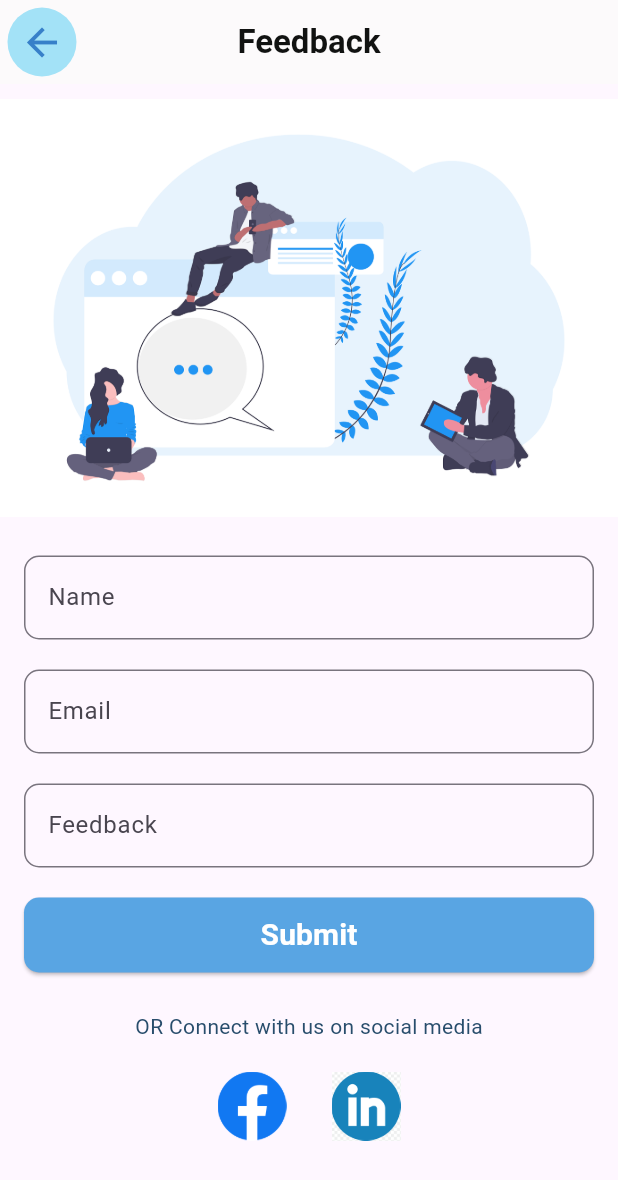
After one commit to GihanSisiraKumara/PDF_Converter_Mobile_App, a Flutter app: the FeedbackBord screen opened directly, on a phone screen of 412 x 824 dp. The commit adds this screen. Shown: the top 1180 px of the screen. Run offline on Flutter 3.47's test engine with Material 3 defaults, Android fonts, the phone set to English and light mode, and no system bars; our stand-ins replace image_picker, lottie, permission_handler, scroll_snap_list, smooth_page_indicator; Roboto replaces fonts that are missing (inter).

Commit message:
creach Feedback.dart page and add some images.

```diff
--- /dev/null
+++ b/lib/Screen/FeedbackBord.dart
@@ -0,0 +1,147 @@
+import 'package:flutter/material.dart';
+
+class FeedbackBord extends StatefulWidget {
+  const FeedbackBord({super.key, required String title});
+
+  @override
+  State<FeedbackBord> createState() => _FeedbackBordState();
+}
+
+class _FeedbackBordState extends State<FeedbackBord> {
+  @override
+  Widget build(BuildContext context) {
+    return Scaffold(
+      appBar: AppBar(
+        backgroundColor: const Color.fromARGB(255, 252, 250, 251),
+        centerTitle: true,
+        title: const Text(
+          'Feedback',
+          style: TextStyle(
+              fontSize: 22,
+              color: Color.fromARGB(255, 17, 18, 17),
+              fontWeight: FontWeight.bold),
+        ),
+        leading: IconButton(
+          style: ButtonStyle(
+            iconSize: WidgetStateProperty.all<double>(30),
+            iconColor: WidgetStateProperty.all<Color>(
+                const Color.fromARGB(255, 55, 128, 201)),
+            backgroundColor: WidgetStateProperty.all<Color>(
+              const Color.fromARGB(255, 163, 226, 247),
+            ),
+          ),
+          icon: const Icon(Icons.arrow_back),
+          onPressed: () {
+            Navigator.pop(context);
+          },
+        ),
+      ),
+      body: Center(
+        child: Column(
+          children: [
+            const SizedBox(
+              height: 10,
+            ),
+            Container(
+              child: Image.asset('assets/images/contact.png'),
+            ),
+            const SizedBox(height: 10),
+            Padding(
+              padding: const EdgeInsets.all(16.0),
+              child: Form(
+                child: Column(
+                  children: [
+                    TextFormField(
+                      decoration: InputDecoration(
+                        labelText: 'Name',
+                        hintText: 'Enter your name',
+                        border: OutlineInputBorder(
+                          borderRadius: BorderRadius.circular(10.0),
+                        ),
+                      ),
+                    ),
+                    const SizedBox(
+                      height: 20,
+                    ),
+                    TextFormField(
+                      decoration: InputDecoration(
+                        labelText: 'Email',
+                        hintText: 'Enter your email',
+                        border: OutlineInputBorder(
+                          borderRadius: BorderRadius.circular(10.0),
+                        ),
+                      ),
+                    ),
+                    const SizedBox(
+                      height: 20,
+                    ),
+                    TextFormField(
+                      decoration: InputDecoration(
+                        labelText: 'Feedback',
+                        hintText: 'Enter your feedback',
+                        border: OutlineInputBorder(
+                          borderRadius: BorderRadius.circular(10.0),
+                        ),
+                      ),
+                    ),
+                    const SizedBox(
+                      height: 20,
+                    ),
+                    SizedBox(
+                      height: 50,
+                      width: double.infinity,
+                      child: Container(
+                        child: ElevatedButton(
+                          style: ElevatedButton.styleFrom(
+                            backgroundColor:
+                                const Color.fromARGB(255, 89, 165, 227),
+                            shape: RoundedRectangleBorder(
+                              borderRadius: BorderRadius.circular(10.0),
+                            ),
+                          ),
+                          onPressed: () {},
+                          child: const Text(
+                            'Submit',
+                            style: TextStyle(
+                              fontSize: 20,
+                              color: Color.fromARGB(255, 255, 255, 255),
+                              fontWeight: FontWeight.bold,
+                            ),
+                          ),
+                        ),
+                      ),
+                    ),
+                  ],
+                ),
+              ),
+            ),
+            const SizedBox(
+              height: 10,
+            ),
+            const Text(
+              'OR Connect with us on social media',
+              style: TextStyle(
+                color: Color.fromARGB(255, 40, 77, 108),
+              ),
+            ),
+            const SizedBox(height: 20),
+            Row(
+              mainAxisAlignment: MainAxisAlignment.center,
+              children: [
+                Tab(
+                  icon: Image.asset('assets/images/facebook1.png'),
+                ),
+                const SizedBox(
+                  width: 30,
+                ),
+                Tab(
+                  icon: Image.asset('assets/images/linked.png'),
+                ),
+              ],
+            )
+          ],
+        ),
+      ),
+    );
+  }
+}
--- a/lib/Screen/SettingScreen.dart
+++ b/lib/Screen/SettingScreen.dart
@@ -1,6 +1,7 @@
 import 'package:flutter/material.dart';
 import 'package:flutter_pdf_converter/Screen/About.dart';
 import 'package:flutter_pdf_converter/Screen/Dashbord/testcampdf.dart';
+import 'package:flutter_pdf_converter/Screen/FeedbackBord.dart';
 
 class SettingsScreen extends StatelessWidget {
   const SettingsScreen({super.key});
@@ -116,7 +117,7 @@ class SettingsScreen extends StatelessWidget {
               Navigator.push(
                 context,
                 MaterialPageRoute(
-                    builder: (context) => const TestHomePage(
+                    builder: (context) => const FeedbackBord(
                           title: '',
                         )),
               );
--- a/pubspec.yaml
+++ b/pubspec.yaml
@@ -72,6 +72,10 @@ flutter:
     - assets/animations/done.json
     - assets/images/sisira.jpg
     - assets/images/sonal.png
+    - assets/images/contact.png
+    - assets/images/facebook1.png
+    - assets/images/linked.png
+
 
 
 
```
Also changed, not shown: assets/images/contact.png (added), assets/images/facebook1.png (added), assets/images/linked.png (added).
